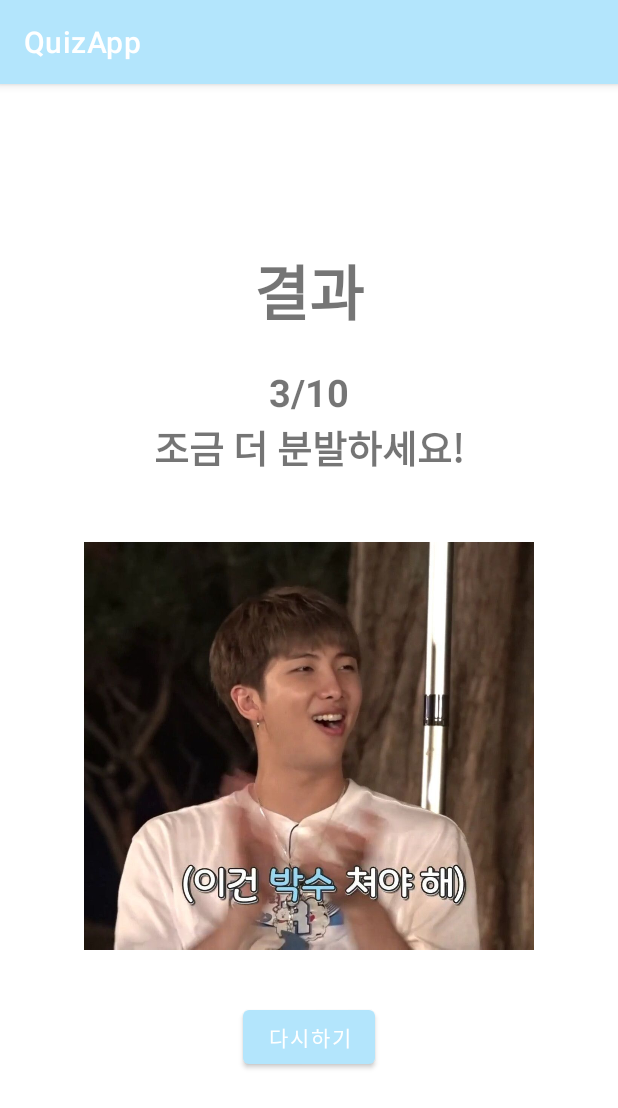
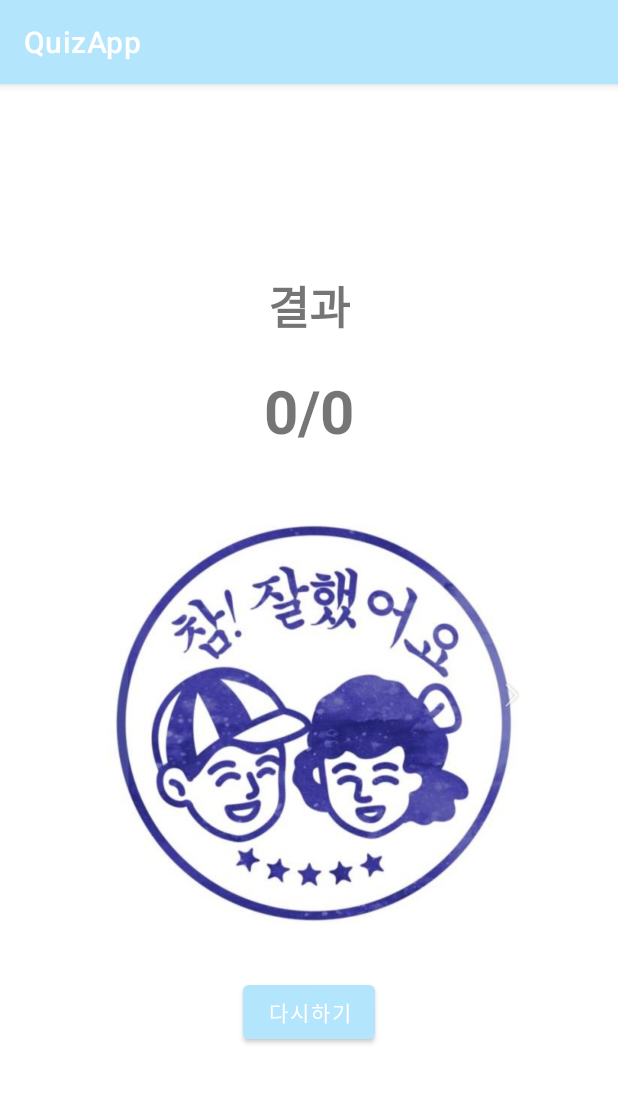
Before and after one commit to Skyminn/GURU2-QuizApp, an Android app: the ResultActivity screen opened directly, with no data from a screen before it, on a phone screen of 412 x 824 dp. Shown: the top 1108 px of the screen. Run offline under Robolectric (Android 15) with nearby library versions, the phone set to English and light mode, and no system bars.

Commit message:
Update ResultActivity & QuizActivity

```diff
--- a/app/src/main/java/com/example/quizapp/QuizActivity.kt
+++ b/app/src/main/java/com/example/quizapp/QuizActivity.kt
@@ -1,5 +1,6 @@
 package com.example.quizapp
 
+import android.content.Intent
 import android.graphics.Color
 import android.graphics.Typeface
 import androidx.appcompat.app.AppCompatActivity
@@ -21,7 +22,7 @@ class QuizActivity : AppCompatActivity(), View.OnClickListener {
 
     private var currentPosition: Int = 1 // 질문 위치
     private var selectedOption: Int = 0 // 선택 답변 값
-    //private var score: Int = 0 // 점수
+    private var score: Int = 0 // 점수
 
     private lateinit var questionList: ArrayList<Question>
 
@@ -93,11 +94,13 @@ class QuizActivity : AppCompatActivity(), View.OnClickListener {
                 setColor(selectedOption, R.drawable.wrong_option_background)
 
                 callDialog("오답", "정답 ${question.correct_answer}")
+            }else{
+                score++
             }
 
             setColor(question.correct_answer, R.drawable.correct_option_background)
 
-            // 위치값 상승
+            //위치값 상승
             currentPosition++
 
             // 정답 0.5 초 지속 후 다음 문제 출력
@@ -115,7 +118,19 @@ class QuizActivity : AppCompatActivity(), View.OnClickListener {
             // 마지막 문제 정답 체크 시 알림
             if (currentPosition > questionList.size)
                 Toast.makeText(this,"끝", Toast.LENGTH_SHORT).show()
+
+
+
+            //결과화면으로 이어지는 코드
+            if (currentPosition == questionList.size) {
+                intent = Intent(this@QuizActivity, ResultActivity::class.java)
+                intent.putExtra("score", score)
+                intent.putExtra("totalSize", questionList.size)
+                startActivity(intent)}
+
+
         }
+
 
         // 선택값 초기화
         selectedOption = 0
--- a/app/src/main/java/com/example/quizapp/ResultActivity.kt
+++ b/app/src/main/java/com/example/quizapp/ResultActivity.kt
@@ -6,61 +6,30 @@ import android.widget.Button
 import android.widget.ImageView
 import android.widget.TextView
 import androidx.appcompat.app.AppCompatActivity
+import com.example.quizapp.databinding.ActivityResultBinding
 
 class ResultActivity : AppCompatActivity() {
 
-    lateinit var resetbtn:Button
-    lateinit var ScoreResult : TextView
-    lateinit var one : ImageView
-    lateinit var txt : TextView
 
-
+    private lateinit var binding: ActivityResultBinding
 
     override fun onCreate(savedInstanceState: Bundle?) {
         super.onCreate(savedInstanceState)
-        setContentView(R.layout.activity_result)
-
-        resetbtn = findViewById(R.id.resetbtn)
-        ScoreResult = findViewById(R.id.ScoreResult)
-        one = findViewById(R.id.one)
-        txt = findViewById(R.id.txt)
-
+        binding = ActivityResultBinding.inflate(layoutInflater)
+        setContentView(binding.root)
 
         val score = intent.getIntExtra("score",0)
-        val totalSize = intent.getIntExtra("totalsize", 0)
+        val totalSize = intent.getIntExtra("totalSize", 0)
 
         //점수보여주기
-        //(퀴즈 부분 만들면 추후에 추가예정)
-//        ScoreResult.text = getString(R.string.count_label, score, totalSize)
-
-        //정답개수에 따른 사진과 문구
-
-        if (score == 5){
-            one.setImageResource(R.drawable.five)
-            txt.text = "너무 잘했어요! 조금 더 연습해봐요!"
-        }else if (score > 5){
-            one.setImageResource(R.drawable.ten)
-            txt.text = "와우!! 너무 멋져요! 짱짱!"
-
-        }
+        binding.ScoreResult.text = getString(R.string.count_label, score, totalSize)
 
 
         //다시하기 버튼
-        resetbtn.setOnClickListener{
+        binding.resetbtn.setOnClickListener{
             val intent = Intent(this@ResultActivity, StartScreen::class.java)
             startActivity(intent)
         }
 
     }
 }
-
-
-
-
-//결과값으로 넘어가는 코드
-
-//    val intent(this@StartScreen, ResultActivity::class.java)
-//    intent.putExtra("score", score)
-//        intent.putExtra("totalSize", questionList.size)
-//        startActivity(intent)
-//        finish()
--- a/app/src/main/res/layout/activity_result.xml
+++ b/app/src/main/res/layout/activity_result.xml
@@ -12,7 +12,7 @@
         android:layout_width="wrap_content"
         android:layout_height="wrap_content"
         android:text="결과"
-        android:textSize="40dp"
+        android:textSize="30dp"
         android:textStyle="bold" />
 
     <TextView
@@ -20,25 +20,19 @@
         android:layout_width="wrap_content"
         android:layout_height="wrap_content"
         android:layout_marginTop="20dp"
-        android:textSize="25dp"
+        android:textSize="40dp"
         android:text="3/10"
         android:textStyle="bold" />
 
-    <TextView
-        android:id="@+id/txt"
-        android:layout_width="wrap_content"
-        android:layout_height="wrap_content"
-        android:text="조금 더 분발하세요!"
-        android:textSize="25dp"
-        android:textStyle="bold" />
+
 
 
     <ImageView
-        android:id="@+id/one"
+        android:id="@+id/good"
         android:layout_width="300dp"
         android:layout_height="300dp"
         android:layout_marginTop="30dp"
-        android:src="@drawable/one" />
+        android:src="@drawable/good" />
 
 
     <Button
```
Also changed, not shown: app/src/main/res/drawable-v24/good.jpg (added).
